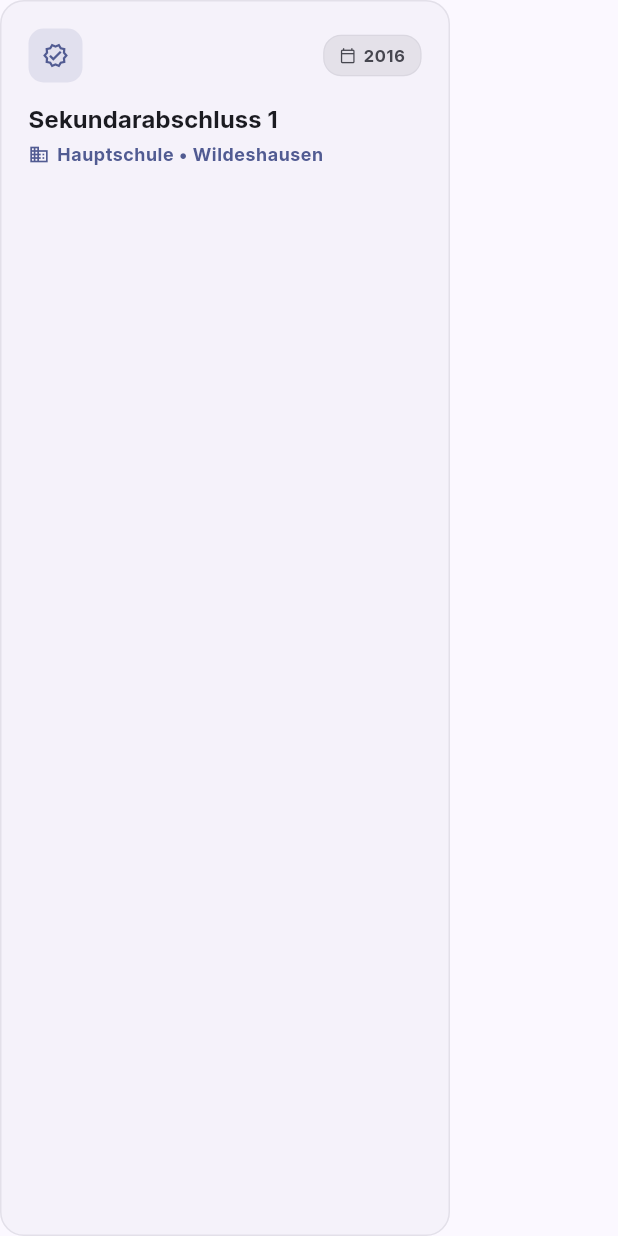
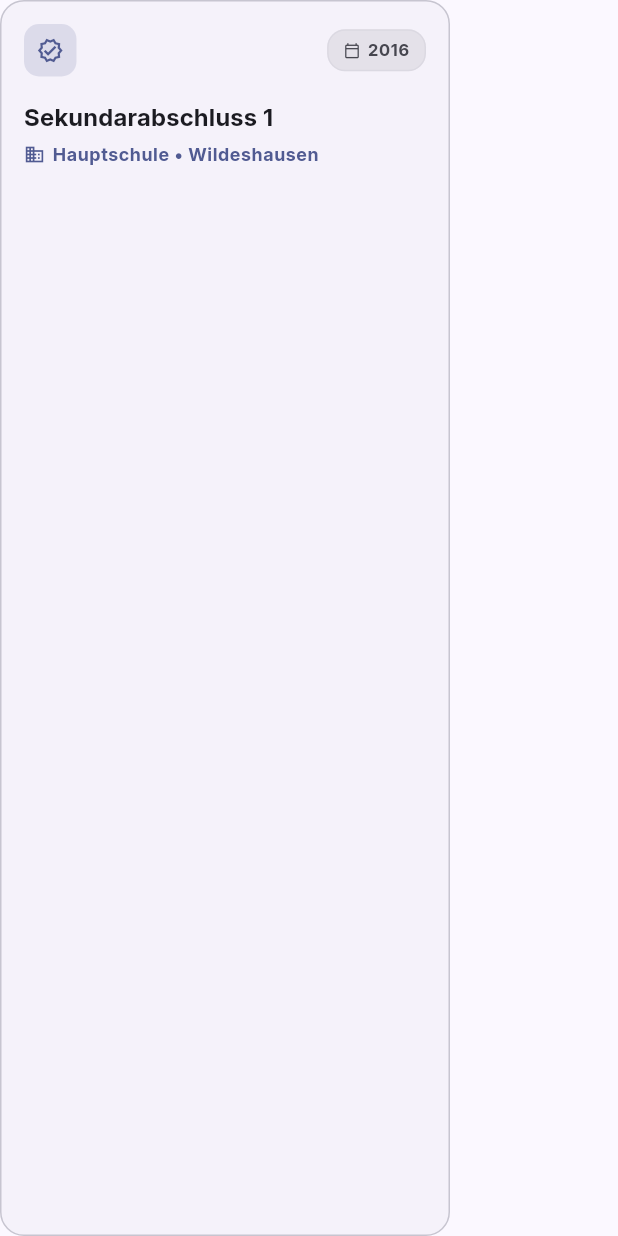
Before and after one commit to fynngerdes/bewerbung_zollsoft, a Flutter app: the CvCardWidget widget shown alone on an empty page, opened directly with sample values from the repository, on a phone screen of 412 x 824 dp. Run offline on Flutter 3.47's test engine with Material 3 defaults, Android fonts, the phone set to English and light mode, and no system bars; our stand-ins replace flutter_riverpod, go_router, riverpod_annotation; generated files the repository leaves out were written again; network calls fail.

Commit message:
refactor: make CvEntry fields mandatory and update UI/data for improved consistency

```diff
--- a/lib/cv/models/cv_entry_model.dart
+++ b/lib/cv/models/cv_entry_model.dart
@@ -3,17 +3,17 @@ import 'package:flutter/material.dart';
 class CvEntry {
   final String period;
   final String institution;
-  final String? title;
+  final String title;
   final List<String> description;
-  final String? location;
+  final String location;
   final IconData icon;
 
   const CvEntry({
     required this.period,
     required this.institution,
-    this.title,
+    required this.title,
     this.description = const [],
-    this.location,
+    required this.location,
     required this.icon,
   });
 }
--- a/lib/cv/widgets/cv_card_widget.dart
+++ b/lib/cv/widgets/cv_card_widget.dart
@@ -18,10 +18,6 @@ class _CvCardWidgetState extends State<CvCardWidget> {
     final theme = Theme.of(context);
     final primaryColor = theme.colorScheme.primary;
 
-    final titleText = widget.entry.title ?? widget.entry.institution;
-    final hasSeparateTitle = widget.entry.title != null;
-    final location = widget.entry.location;
-
     return MouseRegion(
       onEnter: (_) => setState(() => _isHovered = true),
       onExit: (_) => setState(() => _isHovered = false),
@@ -35,38 +31,30 @@ class _CvCardWidgetState extends State<CvCardWidget> {
           borderRadius: BorderRadius.circular(16),
           border: Border.all(
             color: _isHovered
-                ? primaryColor.withValues(alpha: 0.55)
-                : theme.colorScheme.outlineVariant.withValues(alpha: 0.4),
+                ? primaryColor.withValues(alpha: 0.5)
+                : theme.colorScheme.outlineVariant,
             width: _isHovered ? 1.5 : 1,
           ),
-          boxShadow: [
-            if (_isHovered)
-              BoxShadow(
-                color: primaryColor.withValues(alpha: 0.08),
-                blurRadius: 12,
-                offset: const Offset(0, 4),
-              ),
-          ],
         ),
         child: Padding(
-          padding: const EdgeInsets.all(18.0),
+          padding: const EdgeInsets.all(15),
           child: Column(
             crossAxisAlignment: CrossAxisAlignment.start,
             children: [
               _buildHeader(theme, primaryColor),
-              const SizedBox(height: 14),
-              _buildTitle(theme, titleText),
-              const SizedBox(height: 6),
-              _buildSubtitle(theme, primaryColor, hasSeparateTitle, location),
+              const SizedBox(height: 15),
+              _buildTitle(theme, widget.entry.title),
+              const SizedBox(height: 5),
+              _buildSubtitle(theme, primaryColor),
               if (widget.entry.description.isNotEmpty) ...[
-                const SizedBox(height: 12),
+                const SizedBox(height: 15),
                 Divider(
                   height: 1,
                   color: theme.colorScheme.outlineVariant.withValues(
-                    alpha: 0.3,
+                    alpha: 0.5,
                   ),
                 ),
-                const SizedBox(height: 10),
+                const SizedBox(height: 15),
                 _buildDescriptionList(theme, primaryColor),
               ],
             ],
@@ -76,15 +64,15 @@ class _CvCardWidgetState extends State<CvCardWidget> {
     );
   }
 
-  // 1. Header: Icon Badge + Period Pill
+  // Header - Icon - Period
   Widget _buildHeader(ThemeData theme, Color primaryColor) {
     return Row(
       children: [
         Container(
-          width: 36,
-          height: 36,
+          width: 35,
+          height: 35,
           decoration: BoxDecoration(
-            color: primaryColor.withValues(alpha: 0.12),
+            color: primaryColor.withValues(alpha: 0.15),
             borderRadius: BorderRadius.circular(10),
           ),
           child: Icon(widget.entry.icon, color: primaryColor, size: 18),
@@ -96,8 +84,7 @@ class _CvCardWidgetState extends State<CvCardWidget> {
             color: theme.colorScheme.surfaceContainerHighest,
             borderRadius: BorderRadius.circular(12),
             border: Border.all(
-              color: theme.colorScheme.outlineVariant.withValues(alpha: 0.35),
-              width: 0.8,
+              color: theme.colorScheme.outlineVariant.withValues(alpha: 0.3),
             ),
           ),
           child: Row(
@@ -123,7 +110,7 @@ class _CvCardWidgetState extends State<CvCardWidget> {
     );
   }
 
-  // 2. Main Title
+  // Title
   Widget _buildTitle(ThemeData theme, String titleText) {
     return Text(
       titleText,
@@ -132,42 +119,26 @@ class _CvCardWidgetState extends State<CvCardWidget> {
       style: theme.textTheme.titleMedium?.copyWith(
         fontWeight: FontWeight.bold,
         fontSize: 16,
-        height: 1.25,
+        height: 1.5,
       ),
     );
   }
 
-  // 3. Subtitle / Location Row
-  Widget _buildSubtitle(
-    ThemeData theme,
-    Color primaryColor,
-    bool hasSeparateTitle,
-    String? location,
-  ) {
+  // Subtitle - Location
+  Widget _buildSubtitle(ThemeData theme, Color primaryColor) {
+    final location = widget.entry.location;
     return Row(
       children: [
-        Icon(
-          hasSeparateTitle
-              ? Icons.business_outlined
-              : Icons.location_on_outlined,
-          size: 14,
-          color: hasSeparateTitle
-              ? primaryColor
-              : theme.colorScheme.onSurfaceVariant,
-        ),
+        Icon(Icons.business_outlined, size: 14, color: primaryColor),
         const SizedBox(width: 5),
         Expanded(
           child: Text(
-            hasSeparateTitle
-                ? '${widget.entry.institution}${location != null ? ' • $location' : ''}'
-                : (location ?? ''),
+            '${widget.entry.institution} • $location',
             maxLines: 1,
             overflow: TextOverflow.ellipsis,
             style: theme.textTheme.bodySmall?.copyWith(
-              color: hasSeparateTitle
-                  ? primaryColor
-                  : theme.colorScheme.onSurfaceVariant,
-              fontWeight: hasSeparateTitle ? FontWeight.w600 : FontWeight.w500,
+              color: primaryColor,
+              fontWeight: FontWeight.w600,
             ),
           ),
         ),
@@ -175,7 +146,7 @@ class _CvCardWidgetState extends State<CvCardWidget> {
     );
   }
 
-  // 4. Description as Bullet Points
+  // Description
   Widget _buildDescriptionList(ThemeData theme, Color primaryColor) {
     return Column(
       crossAxisAlignment: CrossAxisAlignment.start,
@@ -202,7 +173,7 @@ class _CvCardWidgetState extends State<CvCardWidget> {
                   point,
                   style: theme.textTheme.bodySmall?.copyWith(
                     color: theme.colorScheme.onSurfaceVariant,
-                    height: 1.35,
+                    height: 1.30,
                   ),
                 ),
               ),
```
Also changed, not shown: lib/cv/data/cv_data.dart (+29 -8 lines).
